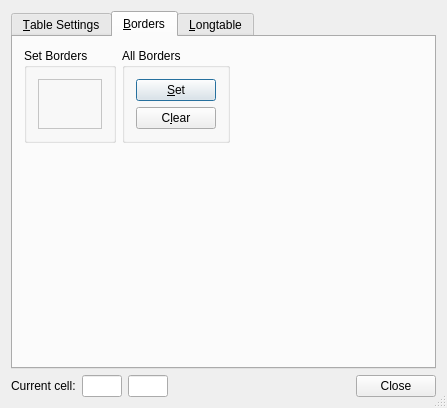
Qt form src/frontends/qt4/ui/QTabularUi.ui (cburschka/lyx) before a commit.
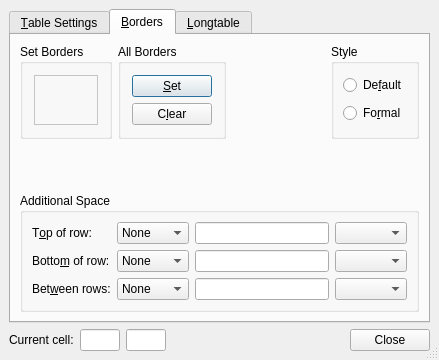
The same form after that commit. The open tabs and pages were chosen to show the change. Custom widgets are drawn as their Qt base class.

Commit message: merge booktabs branch

What changed in the file:
```diff
--- a/src/frontends/qt4/ui/QTabularUi.ui
+++ b/src/frontends/qt4/ui/QTabularUi.ui
@@ -8,8 +8,8 @@
    <rect>
     <x>0</x>
     <y>0</y>
-    <width>447</width>
-    <height>408</height>
+    <width>439</width>
+    <height>360</height>
    </rect>
   </property>
   <property name="windowTitle" >
@@ -18,14 +18,14 @@
   <property name="sizeGripEnabled" >
    <bool>true</bool>
   </property>
-  <layout class="QVBoxLayout" >
+  <layout class="QGridLayout" >
    <property name="margin" >
-    <number>11</number>
+    <number>9</number>
    </property>
    <property name="spacing" >
     <number>6</number>
    </property>
-   <item>
+   <item row="0" column="0" >
     <widget class="QTabWidget" name="TabWidget" >
      <property name="toolTip" >
       <string/>
@@ -260,11 +260,118 @@
       </attribute>
       <layout class="QGridLayout" >
        <property name="margin" >
+        <number>9</number>
+       </property>
+       <property name="spacing" >
+        <number>6</number>
+       </property>
+       <item row="0" column="0" >
+        <layout class="QGridLayout" >
+         <property name="margin" >
+          <number>0</number>
+         </property>
+         <property name="spacing" >
+          <number>6</number>
+         </property>
+         <item row="0" column="1" >
+          <widget class="QGroupBox" name="allBordersGB" >
+           <property name="title" >
+            <string>All Borders</string>
+           </property>
+           <layout class="QGridLayout" >
+            <property name="margin" >
         <number>11</number>
        </property>
        <property name="spacing" >
         <number>6</number>
        </property>
+            <item row="0" column="0" >
+             <widget class="QPushButton" name="borderSetPB" >
+              <property name="toolTip" >
+               <string>Set all borders of the current (selected) cell(s)</string>
+              </property>
+              <property name="text" >
+               <string>&amp;Set</string>
+              </property>
+             </widget>
+            </item>
+            <item row="1" column="0" >
+             <widget class="QPushButton" name="borderUnsetPB" >
+              <property name="toolTip" >
+               <string>Unset all borders of the current (selected) cell(s)</string>
+              </property>
+              <property name="text" >
+               <string>C&amp;lear</string>
+              </property>
+             </widget>
+            </item>
+           </layout>
+          </widget>
+         </item>
+         <item row="0" column="2" >
+          <spacer>
+           <property name="orientation" >
+            <enum>Qt::Horizontal</enum>
+           </property>
+           <property name="sizeType" >
+            <enum>QSizePolicy::Expanding</enum>
+           </property>
+           <property name="sizeHint" >
+            <size>
+             <width>20</width>
+             <height>20</height>
+            </size>
+           </property>
+          </spacer>
+         </item>
+         <item row="0" column="3" >
+          <widget class="QGroupBox" name="borderStyleGB" >
+           <property name="title" >
+            <string>Style</string>
+           </property>
+           <layout class="QGridLayout" >
+            <property name="margin" >
+             <number>9</number>
+            </property>
+            <property name="spacing" >
+             <number>6</number>
+            </property>
+            <item row="1" column="0" >
+             <widget class="QRadioButton" name="booktabsRB" >
+              <property name="toolTip" >
+               <string>Use formal (a.k.a. booktabs) border style (no vertical borders)</string>
+              </property>
+              <property name="text" >
+               <string>Fo&amp;rmal</string>
+              </property>
+             </widget>
+            </item>
+            <item row="0" column="0" >
+             <widget class="QRadioButton" name="borderDefaultRB" >
+              <property name="toolTip" >
+               <string>Use default (grid-like) border style</string>
+              </property>
+              <property name="text" >
+               <string>De&amp;fault</string>
+              </property>
+             </widget>
+            </item>
+           </layout>
+          </widget>
+         </item>
+         <item row="1" column="1" >
+          <spacer>
+           <property name="orientation" >
+            <enum>Qt::Vertical</enum>
+           </property>
+           <property name="sizeHint" >
+            <size>
+             <width>20</width>
+             <height>31</height>
+            </size>
+           </property>
+          </spacer>
+         </item>
        <item row="0" column="0" >
         <widget class="QGroupBox" name="setBordersGB" >
          <property name="title" >
@@ -586,72 +693,127 @@
          </layout>
         </widget>
        </item>
-       <item row="0" column="1" >
-        <widget class="QGroupBox" name="allBordersGB" >
+         <item row="2" column="0" colspan="4" >
+          <widget class="QGroupBox" name="SpaceGB" >
          <property name="title" >
-          <string>All Borders</string>
+            <string>Additional Space</string>
          </property>
          <layout class="QGridLayout" >
           <property name="margin" >
-           <number>11</number>
+             <number>9</number>
           </property>
           <property name="spacing" >
            <number>6</number>
           </property>
           <item row="0" column="0" >
-           <widget class="QPushButton" name="borderSetPB" >
-            <property name="toolTip" >
-             <string>Set all borders of the current (selected) cell(s)</string>
-            </property>
+             <widget class="QLabel" name="topspaceLA" >
             <property name="text" >
-             <string>&amp;Set</string>
-            </property>
-           </widget>
-          </item>
-          <item row="1" column="0" >
-           <widget class="QPushButton" name="borderUnsetPB" >
-            <property name="toolTip" >
-             <string>Unset all borders of the current (selected) cell(s)</string>
-            </property>
-            <property name="text" >
-             <string>C&amp;lear</string>
-            </property>
-           </widget>
-          </item>
-         </layout>
+               <string>T&amp;op of row:</string>
+              </property>
+              <property name="buddy" >
+               <cstring>topspaceCO</cstring>
+              </property>
         </widget>
        </item>
        <item row="0" column="2" >
-        <spacer>
-         <property name="orientation" >
-          <enum>Qt::Horizontal</enum>
-         </property>
-         <property name="sizeType" >
-          <enum>QSizePolicy::Expanding</enum>
-         </property>
-         <property name="sizeHint" >
-          <size>
-           <width>20</width>
-           <height>20</height>
-          </size>
-         </property>
-        </spacer>
+             <widget class="QLineEdit" name="topspaceED" />
+            </item>
+            <item row="0" column="3" >
+             <widget class="LengthCombo" name="topspaceUnit" />
+            </item>
+            <item row="0" column="1" >
+             <widget class="QComboBox" name="topspaceCO" >
+              <item>
+               <property name="text" >
+                <string>None</string>
+               </property>
+              </item>
+              <item>
+               <property name="text" >
+                <string>Default</string>
+               </property>
+              </item>
+              <item>
+               <property name="text" >
+                <string>Custom</string>
+               </property>
+              </item>
+             </widget>
+            </item>
+            <item row="1" column="1" >
+             <widget class="QComboBox" name="bottomspaceCO" >
+              <item>
+               <property name="text" >
+                <string>None</string>
+               </property>
+              </item>
+              <item>
+               <property name="text" >
+                <string>Default</string>
+               </property>
+              </item>
+              <item>
+               <property name="text" >
+                <string>Custom</string>
+               </property>
+              </item>
+             </widget>
+            </item>
+            <item row="1" column="3" >
+             <widget class="LengthCombo" name="bottomspaceUnit" />
+            </item>
+            <item row="1" column="2" >
+             <widget class="QLineEdit" name="bottomspaceED" />
        </item>
        <item row="1" column="0" >
-        <spacer>
-         <property name="orientation" >
-          <enum>Qt::Vertical</enum>
-         </property>
-         <property name="sizeType" >
-          <enum>QSizePolicy::Expanding</enum>
-         </property>
-         <property name="sizeHint" >
-          <size>
-           <width>20</width>
-           <height>20</height>
-          </size>
-         </property>
-        </spacer>
+             <widget class="QLabel" name="bottomspaceLA" >
+              <property name="text" >
+               <string>Botto&amp;m of row:</string>
+              </property>
+              <property name="buddy" >
+               <cstring>bottomspaceCO</cstring>
+              </property>
+             </widget>
+            </item>
+            <item row="2" column="2" >
+             <widget class="QLineEdit" name="interlinespaceED" />
+            </item>
+            <item row="2" column="0" >
+             <widget class="QLabel" name="interlinespaceLA" >
+              <property name="text" >
+               <string>Bet&amp;ween rows:</string>
+              </property>
+              <property name="buddy" >
+               <cstring>interlinespaceCO</cstring>
+              </property>
+             </widget>
+            </item>
+            <item row="2" column="1" >
+             <widget class="QComboBox" name="interlinespaceCO" >
+              <item>
+               <property name="text" >
+                <string>None</string>
+               </property>
+              </item>
+              <item>
+               <property name="text" >
+                <string>Default</string>
+               </property>
+              </item>
+              <item>
+               <property name="text" >
+                <string>Custom</string>
+               </property>
+              </item>
+             </widget>
+            </item>
+            <item row="2" column="3" >
+             <widget class="LengthCombo" name="interlinespaceUnit" />
+            </item>
+           </layout>
+          </widget>
+         </item>
+        </layout>
        </item>
       </layout>
      </widget>
@@ -889,7 +1051,7 @@
      </widget>
     </widget>
    </item>
-   <item>
+   <item row="1" column="0" >
     <layout class="QHBoxLayout" >
      <property name="margin" >
       <number>0</number>
@@ -992,20 +1154,20 @@
  </widget>
  <pixmapfunction></pixmapfunction>
  <customwidgets>
-  <customwidget>
-   <class>QSetBorder</class>
-   <extends></extends>
-   <header>qsetborder.h</header>
-   <container>0</container>
-   <pixmap></pixmap>
-  </customwidget>
   <customwidget>
    <class>LengthCombo</class>
-   <extends></extends>
+   <extends>QComboBox</extends>
    <header>lengthcombo.h</header>
    <container>0</container>
    <pixmap></pixmap>
   </customwidget>
+  <customwidget>
+   <class>QSetBorder</class>
+   <extends>QWidget</extends>
+   <header>qsetborder.h</header>
+   <container>0</container>
+   <pixmap></pixmap>
+  </customwidget>
  </customwidgets>
  <tabstops>
   <tabstop>TabWidget</tabstop>
```
Left out of the diff: 297 changed lines with no effect on the pictures. Lines whose indentation alone changed are shown as unchanged. The commit also changes 31 other files.
